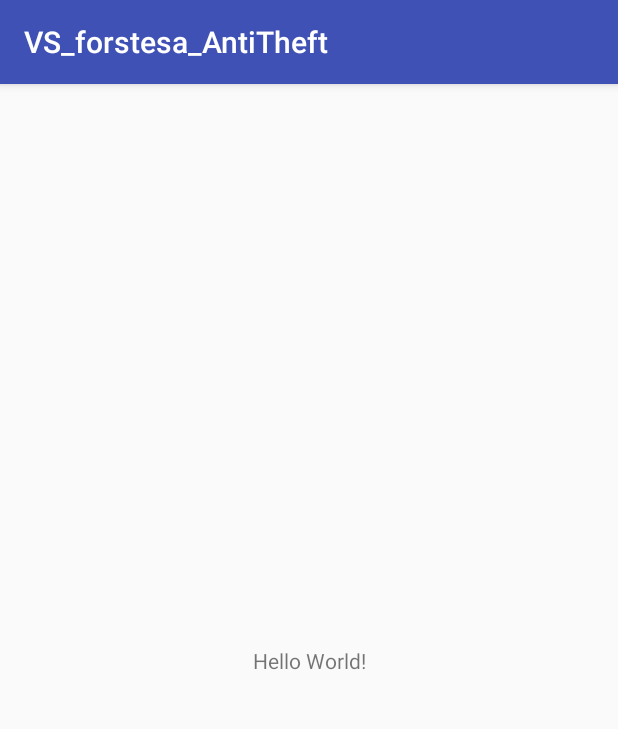
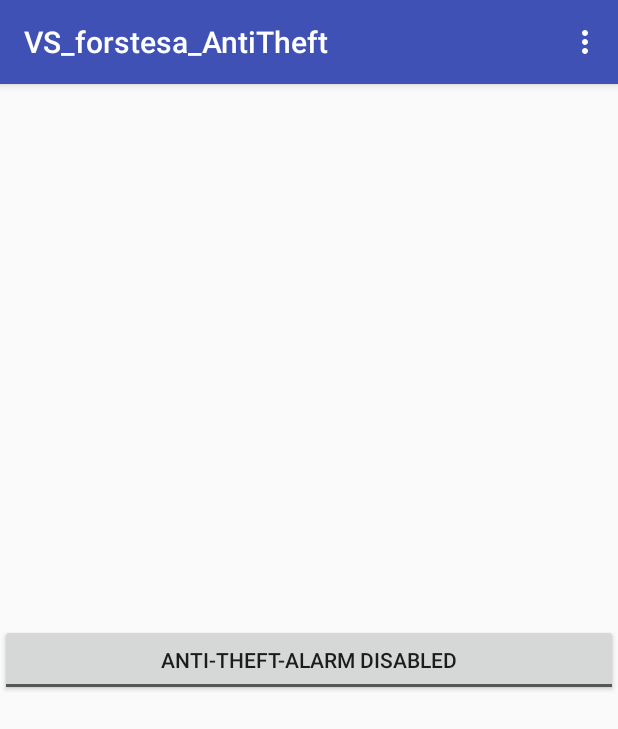
Before and after one commit to sasjafor/VS_forstesa_AntiTheft, an Android app: the screen it shows after launch (MainActivity), on a phone screen of 412 x 824 dp. Shown: the top 729 px of the screen. Run offline under Robolectric (Android 15) with nearby library versions, the phone set to English and light mode, and no system bars.

Commit message:
may need to fix this

```diff
--- a/app/src/main/res/layout/activity_main.xml
+++ b/app/src/main/res/layout/activity_main.xml
@@ -1,18 +1,18 @@
 <?xml version="1.0" encoding="utf-8"?>
-<android.support.constraint.ConstraintLayout xmlns:android="http://schemas.android.com/apk/res/android"
+<RelativeLayout xmlns:android="http://schemas.android.com/apk/res/android"
     xmlns:app="http://schemas.android.com/apk/res-auto"
     xmlns:tools="http://schemas.android.com/tools"
     android:layout_width="match_parent"
     android:layout_height="match_parent"
     tools:context="ch.ethz.inf.vs.a1.forstesa.antitheft.MainActivity">
 
-    <TextView
-        android:layout_width="wrap_content"
+    <ToggleButton
+        android:id="@+id/lock"
         android:layout_height="wrap_content"
-        android:text="Hello World!"
-        app:layout_constraintBottom_toBottomOf="parent"
-        app:layout_constraintLeft_toLeftOf="parent"
-        app:layout_constraintRight_toRightOf="parent"
-        app:layout_constraintTop_toTopOf="parent" />
+        android:layout_width="match_parent"
+        android:layout_centerInParent="true"
+        android:textOff="@string/toggleOff"
+        android:textOn="@string/toggleOn"
+        android:onClick="onClickToggle" />
 
-</android.support.constraint.ConstraintLayout>
+</RelativeLayout>
--- /dev/null
+++ b/app/src/main/res/menu/menu_actuator.xml
@@ -0,0 +1,9 @@
+<?xml version="1.0" encoding="utf-8"?>
+<menu xmlns:android="http://schemas.android.com/apk/res/android"
+    android:orientation="vertical"
+    android:layout_height="match_parent"
+    android:layout_width="match_parent" >
+    <item android:id="@+id/settings"
+        android:title="@string/settings"
+        android:orderInCategory="1"/>
+</menu>
--- a/app/src/main/res/values/strings.xml
+++ b/app/src/main/res/values/strings.xml
@@ -1,3 +1,11 @@
 <resources>
     <string name="app_name">VS_forstesa_AntiTheft</string>
+    <string name="toggleOff">Anti-Theft-Alarm disabled</string>
+    <string name="toggleOn">Anti-Theft-Alarm enabled</string>
+    <string name="notificationTitle">AntiTheft notification</string>
+    <string name="notificationText">Tap to unlock device</string>
+    <string name="settings">Choose alarm options</string>
+    <string name="sensitivity">Sensitivity</string>
+    <string name="delay">Delay</string>
+    <string name="detector">Movement Detector</string>
 </resources>
```
Also changed, not shown: app/src/main/AndroidManifest.xml (+9 -1 lines), app/src/main/java/ch/ethz/inf/vs/a1/forstesa/antitheft/AntiTheftService.java (added, +104 -0 lines), app/src/main/java/ch/ethz/inf/vs/a1/forstesa/antitheft/MainActivity.java (+37 -0 lines), app/src/main/java/ch/ethz/inf/vs/a1/forstesa/antitheft/SettingsActivity.java (added, +13 -0 lines), app/src/main/java/ch/ethz/inf/vs/a1/forstesa/antitheft/SettingsFragment.java (added, +13 -0 lines), app/src/main/java/ch/ethz/inf/vs/a1/forstesa/antitheft/SpikeMovementDetector.java (+15 -1 lines), app/src/main/res/values/arrays.xml (added, +24 -0 lines), app/src/main/res/xml/preferences.xml (added, +18 -0 lines), 3 other files.
